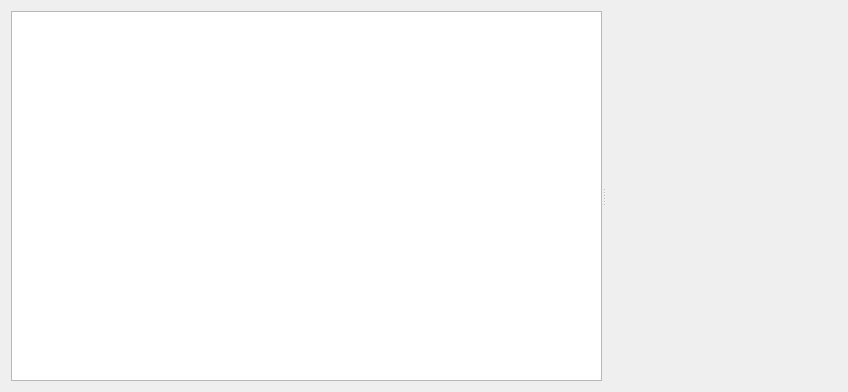
KDE/calligraplan, file src/portfolio/ResourceUsageView.ui: the form before one commit.
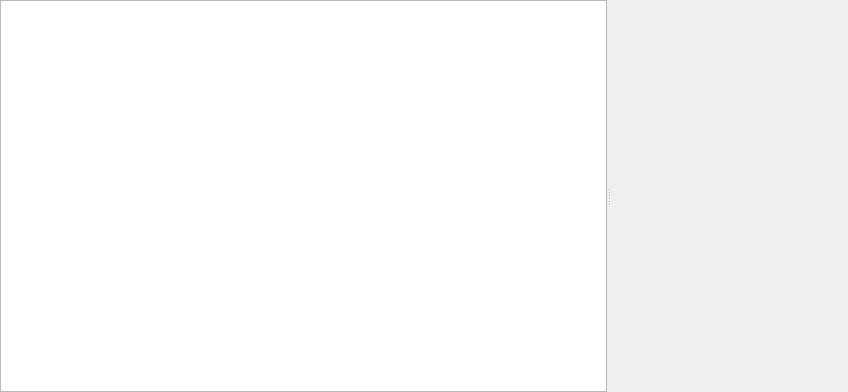
The form after the commit. Custom widgets are drawn as their Qt base class.

What changed in the file:
```diff
--- a/src/portfolio/ResourceUsageView.ui
+++ b/src/portfolio/ResourceUsageView.ui
@@ -14,17 +14,6 @@
    <enum>Qt::StrongFocus</enum>
   </property>
   <layout class="QHBoxLayout" name="horizontalLayout">
-   <item>
-    <widget class="QSplitter" name="splitter">
-     <property name="orientation">
-      <enum>Qt::Horizontal</enum>
-     </property>
-     <widget class="QTreeView" name="resourceView"/>
-     <widget class="ChartWrapper" name="chartWrapper" native="true">
-      <layout class="QVBoxLayout" name="verticalLayout">
-       <property name="spacing">
-        <number>0</number>
-       </property>
        <property name="leftMargin">
         <number>0</number>
        </property>
@@ -38,6 +27,11 @@
         <number>0</number>
        </property>
        <item>
+    <widget class="QSplitter" name="splitter">
+     <property name="orientation">
+      <enum>Qt::Horizontal</enum>
+     </property>
+     <widget class="QTreeView" name="resourceView"/>
         <widget class="KPlato::ScrollableChart" name="chart" native="true">
          <property name="minimumSize">
           <size>
@@ -49,9 +43,6 @@
           <bool>true</bool>
          </property>
         </widget>
-       </item>
-      </layout>
-     </widget>
     </widget>
    </item>
   </layout>
@@ -63,12 +54,6 @@
    <header location="global">ScrollableChart.h</header>
    <container>1</container>
   </customwidget>
-  <customwidget>
-   <class>ChartWrapper</class>
-   <extends>QWidget</extends>
-   <header>ChartWrapper.h</header>
-   <container>1</container>
-  </customwidget>
  </customwidgets>
  <resources/>
  <connections/>
```
Lines whose indentation alone changed are shown as unchanged.
